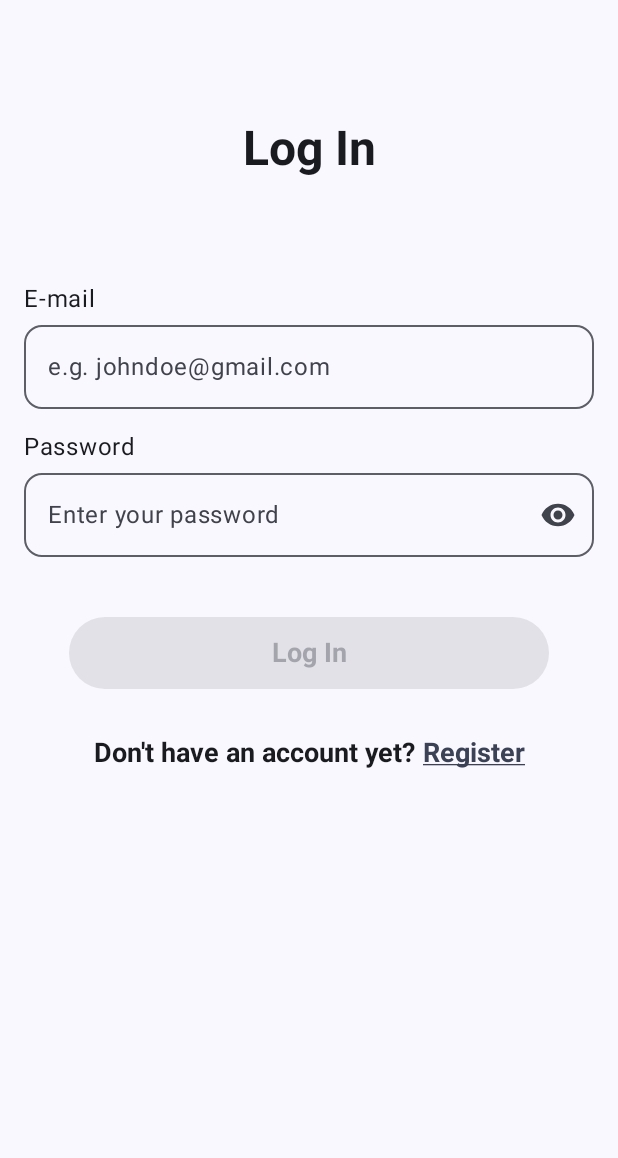
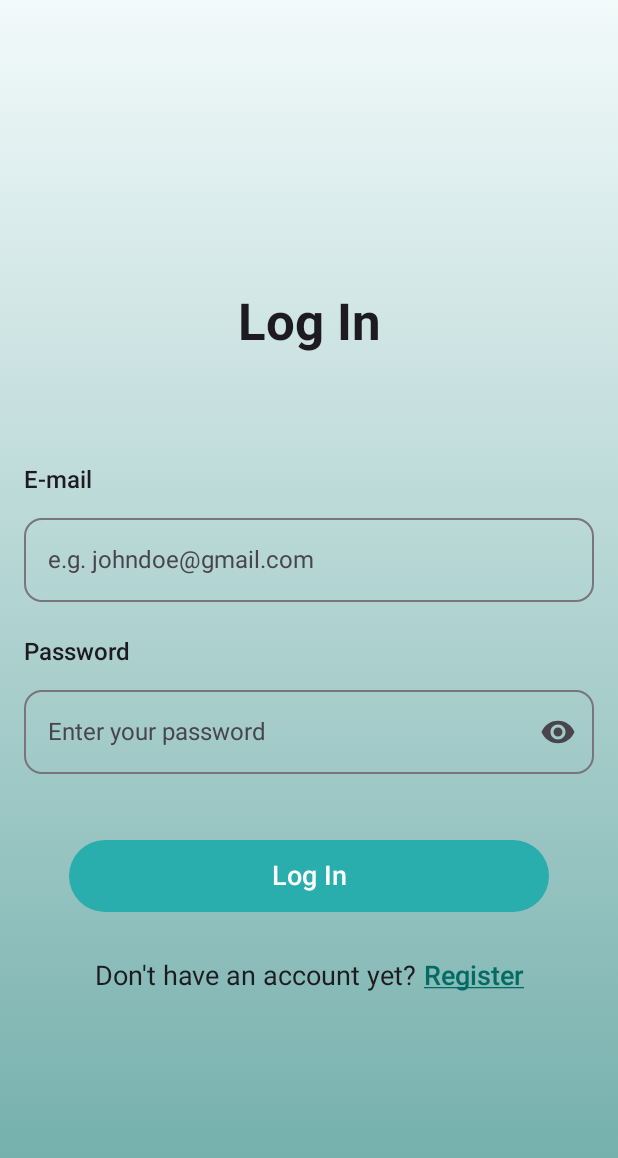
Before and after one commit to bersih-in/mobile-app, an Android app built with Jetpack Compose: the screen it shows after launch (MainActivity), on a phone screen of 412 x 824 dp. Shown: the top 1158 px of the screen. Run offline under Robolectric (Android 15) with nearby library versions, the phone set to English and light mode, and no system bars; 4 statements that could not run were skipped.

Commit message:
feat: update color scheme and text

```diff
--- a/app/src/main/java/com/bersihin/mobileapp/ui/components/FormField.kt
+++ b/app/src/main/java/com/bersihin/mobileapp/ui/components/FormField.kt
@@ -54,15 +54,15 @@ fun FormField(
     }
 
     Column(
-        modifier = Modifier.padding(vertical = 8.dp)
+        modifier = Modifier.padding(vertical = 12.dp)
     ) {
         Text(
             text = stringResource(id = props.labelId),
-            style = MaterialTheme.typography.bodyLarge
+            style = MaterialTheme.typography.labelMedium
         )
 
         Spacer(
-            modifier = Modifier.height(8.dp)
+            modifier = Modifier.height(16.dp)
         )
 
         OutlinedTextField(
@@ -72,8 +72,16 @@ fun FormField(
                 props.onValueChanged(it)
                 isError = !props.validator(it)
             },
+            textStyle = MaterialTheme.typography.labelMedium,
             isError = isError,
-            placeholder = { Text(text = stringResource(id = props.placeholderId)) },
+            placeholder = {
+                Text(
+                    text = stringResource(id = props.placeholderId),
+                    style = MaterialTheme.typography.labelMedium.copy(
+                        fontWeight = FontWeight.Normal
+                    )
+                )
+            },
             singleLine = true,
             shape = RoundedCornerShape(12.dp),
             visualTransformation = visualTransformation,
@@ -100,7 +108,7 @@ fun FormField(
             Text(
                 text = stringResource(id = props.errorMessageId),
                 color = MaterialTheme.colorScheme.error,
-                style = MaterialTheme.typography.bodySmall.copy(
+                style = MaterialTheme.typography.labelMedium.copy(
                     fontWeight = FontWeight.Bold
                 ),
                 modifier = Modifier.padding(start = 8.dp, top = 8.dp)
--- a/app/src/main/java/com/bersihin/mobileapp/ui/pages/login/LoginScreen.kt
+++ b/app/src/main/java/com/bersihin/mobileapp/ui/pages/login/LoginScreen.kt
@@ -1,9 +1,11 @@
 package com.bersihin.mobileapp.ui.pages.login
 
+import android.content.res.Configuration
+import androidx.compose.foundation.background
 import androidx.compose.foundation.layout.Arrangement
 import androidx.compose.foundation.layout.Column
 import androidx.compose.foundation.layout.Row
-import androidx.compose.foundation.layout.fillMaxSize
+import androidx.compose.foundation.layout.fillMaxHeight
 import androidx.compose.foundation.layout.height
 import androidx.compose.foundation.layout.padding
 import androidx.compose.foundation.layout.width
@@ -12,6 +14,7 @@ import androidx.compose.foundation.text.ClickableText
 import androidx.compose.foundation.verticalScroll
 import androidx.compose.material3.Button
 import androidx.compose.material3.MaterialTheme
+import androidx.compose.material3.Surface
 import androidx.compose.material3.Text
 import androidx.compose.runtime.Composable
 import androidx.compose.runtime.getValue
@@ -20,6 +23,10 @@ import androidx.compose.runtime.saveable.rememberSaveable
 import androidx.compose.runtime.setValue
 import androidx.compose.ui.Alignment
 import androidx.compose.ui.Modifier
+import androidx.compose.ui.graphics.Brush
+import androidx.compose.ui.graphics.Color
+import androidx.compose.ui.graphics.TileMode
+import androidx.compose.ui.platform.LocalDensity
 import androidx.compose.ui.res.stringResource
 import androidx.compose.ui.text.AnnotatedString
 import androidx.compose.ui.text.font.FontWeight
@@ -43,6 +50,10 @@ fun LoginScreen(
 
     var isAllValid by rememberSaveable { mutableStateOf(false) }
     val validator = FormFieldValidator
+
+    val tileSize = with(LocalDensity.current) {
+        1500.dp.toPx()
+    }
 
     fun updateValid() {
         isAllValid = validator.validateEmail(email)
@@ -80,8 +91,18 @@ fun LoginScreen(
 
     Column(
         modifier = Modifier
+            .fillMaxHeight()
             .verticalScroll(rememberScrollState())
-            .fillMaxSize()
+            .background(
+                brush = Brush.verticalGradient(
+                    colors = listOf(
+                        MaterialTheme.colorScheme.surface,
+                        Color(0xFF016b64)
+                    ),
+                    endY = tileSize,
+                    tileMode = TileMode.Clamp
+                )
+            )
             .padding(16.dp),
         horizontalAlignment = Alignment.CenterHorizontally,
         verticalArrangement = Arrangement.Center
@@ -89,7 +110,7 @@ fun LoginScreen(
         Text(
             modifier = Modifier.padding(vertical = 64.dp),
             text = stringResource(id = R.string.login),
-            style = MaterialTheme.typography.displaySmall
+            style = MaterialTheme.typography.titleLarge
         )
 
         props.forEach { prop ->
@@ -102,11 +123,11 @@ fun LoginScreen(
                 .height(80.dp)
                 .padding(top = 32.dp),
             onClick = { /*TODO: login user*/ },
-            enabled = isAllValid
+//            enabled = isAllValid
         ) {
             Text(
                 text = stringResource(id = R.string.login),
-                style = MaterialTheme.typography.titleMedium
+                style = MaterialTheme.typography.labelLarge
             )
         }
 
@@ -115,15 +136,16 @@ fun LoginScreen(
         ) {
             Text(
                 text = stringResource(id = R.string.dont_have_account),
-                style = MaterialTheme.typography.titleMedium
+                style = MaterialTheme.typography.labelLarge.copy(
+                    fontWeight = FontWeight.Normal
+                )
             )
             ClickableText(
                 text = AnnotatedString(stringResource(id = R.string.register)),
                 onClick = { navigateToRegister() },
-                style = MaterialTheme.typography.titleMedium.copy(
+                style = MaterialTheme.typography.labelLarge.copy(
                     color = MaterialTheme.colorScheme.secondary,
                     textDecoration = TextDecoration.Underline,
-                    fontWeight = FontWeight.Bold,
                 )
             )
         }
@@ -133,9 +155,21 @@ fun LoginScreen(
 
 
 @Composable
-@Preview(showBackground = true)
-fun LoginScreenPreview() {
+@Preview(showBackground = true, uiMode = Configuration.UI_MODE_NIGHT_NO, showSystemUi = true)
+fun PreviewLightMode() {
     BersihinTheme {
-        LoginScreen()
+        Surface {
+            LoginScreen()
+        }
     }
 }
+
+@Composable
+@Preview(showBackground = true, uiMode = Configuration.UI_MODE_NIGHT_YES, showSystemUi = true)
+fun PreviewDarkMode() {
+    BersihinTheme {
+        Surface {
+            LoginScreen()
+        }
+    }
+}
--- a/app/src/main/java/com/bersihin/mobileapp/ui/theme/Color.kt
+++ b/app/src/main/java/com/bersihin/mobileapp/ui/theme/Color.kt
@@ -1,15 +1 @@
 package com.bersihin.mobileapp.ui.theme
-
-import androidx.compose.ui.graphics.Color
-
-
-val seaGreen = Color(0xFF2E8B57)
-val turquoise = Color(0xFF40E0D0)
-val cyan = Color(0xFF00FFFF)
-val skyBlue = Color(0xFF87CEEB)
-val teal = Color(0xFF008080)
-val forestGreen = Color(0xFF228B22)
-val aquamarine = Color(0xFF7FFFD4)
-val navyBlue = Color(0xFF000080)
-val royalBlue = Color(0xFF4169E1)
-val mediumSeaGreen = Color(0xFF3CB371)
--- a/app/src/main/java/com/bersihin/mobileapp/ui/theme/Theme.kt
+++ b/app/src/main/java/com/bersihin/mobileapp/ui/theme/Theme.kt
@@ -1,41 +1,31 @@
 package com.bersihin.mobileapp.ui.theme
 
 import android.app.Activity
-import android.os.Build
 import androidx.compose.foundation.isSystemInDarkTheme
 import androidx.compose.material3.MaterialTheme
 import androidx.compose.material3.darkColorScheme
-import androidx.compose.material3.dynamicDarkColorScheme
-import androidx.compose.material3.dynamicLightColorScheme
 import androidx.compose.material3.lightColorScheme
 import androidx.compose.runtime.Composable
 import androidx.compose.runtime.SideEffect
 import androidx.compose.ui.graphics.Color
 import androidx.compose.ui.graphics.toArgb
-import androidx.compose.ui.platform.LocalContext
 import androidx.compose.ui.platform.LocalView
 import androidx.core.view.WindowCompat
 
 val darkColorScheme = darkColorScheme(
-    primary = navyBlue,
-    secondary = forestGreen,
-    background = Color(0xFF000000),
-    surface = Color(0xFF1A1A1A),
-    onPrimary = Color.White,
-    onSecondary = Color.White,
-    onBackground = Color.White,
-    onSurface = Color.White
+    primary = Color(0xff2aadad),
+    onPrimary = Color(0xFFFFFFFF),
+    secondary = Color(0xFF00D6C4),
+    surface = Color(0XFF001826),
+    error = Color(0xFFd10042),
 )
 
 val lightColorScheme = lightColorScheme(
-    primary = seaGreen,
-    secondary = skyBlue,
-    background = Color(0xFFF0F8FF),
-    surface = Color(0xFFF5FFFA),
-    onPrimary = Color.Black,
-    onSecondary = Color.Black,
-    onBackground = Color.Black,
-    onSurface = Color.Black
+    primary = Color(0xff2aadad),
+    onPrimary = Color(0xFFFFFFFF),
+    secondary = Color(0xFF016b64),
+    surface = Color(0xFFF2FAFA),
+    error = Color(0xFFd10042),
 )
 
 @Composable
@@ -45,15 +35,13 @@ fun BersihinTheme(
     dynamicColor: Boolean = true,
     content: @Composable () -> Unit
 ) {
-    val colorScheme = when {
-        dynamicColor && Build.VERSION.SDK_INT >= Build.VERSION_CODES.S -> {
-            val context = LocalContext.current
-            if (darkTheme) dynamicDarkColorScheme(context) else dynamicLightColorScheme(context)
+    val colorScheme =
+        if (!darkTheme) {
+            lightColorScheme
+        } else {
+            darkColorScheme
         }
 
-        darkTheme -> darkColorScheme
-        else -> lightColorScheme
-    }
     val view = LocalView.current
     if (!view.isInEditMode) {
         SideEffect {
@@ -65,7 +53,7 @@ fun BersihinTheme(
 
     MaterialTheme(
         colorScheme = colorScheme,
-        typography = Typography,
+        typography = createTypography(darkTheme),
         content = content
     )
 }
--- a/app/src/main/java/com/bersihin/mobileapp/ui/theme/Type.kt
+++ b/app/src/main/java/com/bersihin/mobileapp/ui/theme/Type.kt
@@ -15,50 +15,38 @@ val fontProvider = GoogleFont.Provider(
     certificates = R.array.com_google_android_gms_fonts_certs
 )
 
-val KanitFont = FontFamily(
-    Font(googleFont = GoogleFont("Kanit"), fontProvider = fontProvider),
+val PrimaryFont = FontFamily(
+    Font(googleFont = GoogleFont("Lexend Deca"), fontProvider = fontProvider),
 )
 
-val RubikFont = FontFamily(
-    Font(googleFont = GoogleFont("Rubik"), fontProvider = fontProvider),
+val SecondaryFont = FontFamily(
+    Font(googleFont = GoogleFont("Lato"), fontProvider = fontProvider),
 )
 
-// Set of Material typography styles to start with
-val Typography = Typography(
-    displaySmall = TextStyle(
-        fontFamily = KanitFont,
-        fontWeight = FontWeight.Bold,
-        fontSize = 32.sp,
-        lineHeight = 24.sp,
+fun createTypography(isDarkMode: Boolean) : Typography {
+    return Typography(
+        titleLarge = TextStyle(
+            fontFamily = PrimaryFont,
+            fontWeight = FontWeight.W700,
+            fontSize = 34.sp,
+            letterSpacing = 0.sp,
         ),
-    bodyLarge = TextStyle(
-        fontFamily = RubikFont,
-        fontWeight = FontWeight.Normal,
-        fontSize = 16.sp,
-        lineHeight = 24.sp,
-        letterSpacing = 0.5.sp
-    ),
-    titleMedium = TextStyle(
-        fontFamily = KanitFont,
-        fontWeight = FontWeight.Bold,
+        labelLarge = TextStyle(
+            fontFamily = SecondaryFont,
+            fontWeight = FontWeight.W600,
             fontSize = 18.sp,
-        lineHeight = 24.sp,
             letterSpacing = 0.sp
         ),
-    /* Other default text styles to override
-    titleLarge = TextStyle(
-        fontFamily = FontFamily.Default,
-        fontWeight = FontWeight.Normal,
-        fontSize = 22.sp,
-        lineHeight = 28.sp,
+        labelMedium = TextStyle(
+            fontFamily = SecondaryFont,
+            fontWeight = FontWeight.W600,
+            fontSize = 16.sp,
             letterSpacing = 0.sp
         ),
         labelSmall = TextStyle(
-        fontFamily = FontFamily.Default,
-        fontWeight = FontWeight.Medium,
-        fontSize = 11.sp,
-        lineHeight = 16.sp,
-        letterSpacing = 0.5.sp
+            fontFamily = SecondaryFont,
+            fontSize = 14.sp,
+            letterSpacing = 0.sp
+        ),
     )
-    */
-)
+}
```
Also changed, not shown: app/src/main/java/com/bersihin/mobileapp/ui/pages/register/RegisterScreen.kt (+57 -11 lines). Lines whose indentation alone changed are shown as unchanged.
